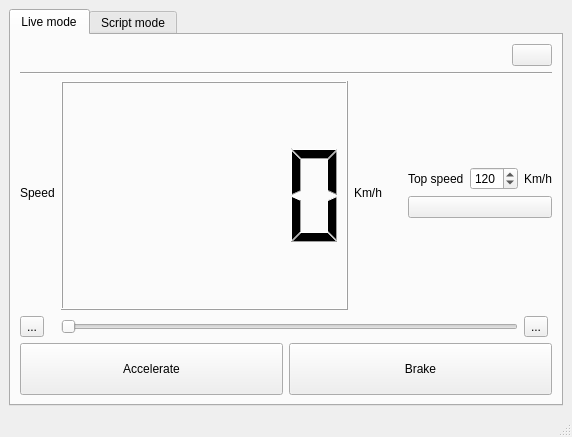
Qt form Main_window.ui (suchinton/AGL-Kuksa.val-Visualiser) before a commit.
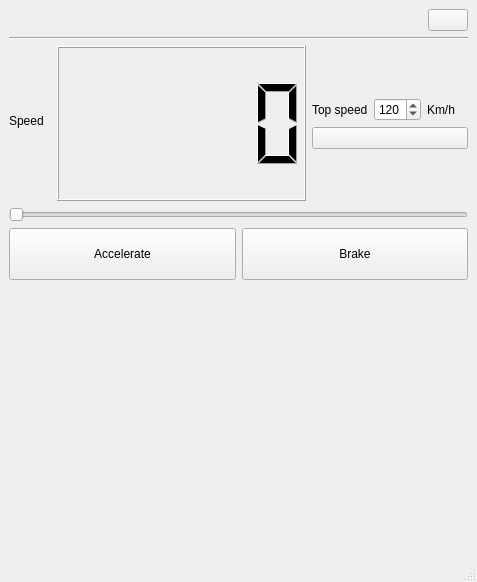
The same form after that commit. Icons and pictures are not drawn.

```diff
--- a/Main_window.ui
+++ b/Main_window.ui
@@ -6,8 +6,8 @@
    <rect>
     <x>0</x>
     <y>0</y>
-    <width>572</width>
-    <height>437</height>
+    <width>477</width>
+    <height>582</height>
    </rect>
   </property>
   <property name="windowTitle">
@@ -26,22 +26,6 @@
    <property name="autoFillBackground">
     <bool>false</bool>
    </property>
-   <layout class="QGridLayout" name="gridLayout">
-    <item row="1" column="0">
-     <widget class="QTabWidget" name="Tab">
-      <property name="autoFillBackground">
-       <bool>false</bool>
-      </property>
-      <property name="tabShape">
-       <enum>QTabWidget::Rounded</enum>
-      </property>
-      <property name="currentIndex">
-       <number>0</number>
-      </property>
-      <widget class="QWidget" name="Live_tab">
-       <attribute name="title">
-        <string>Live mode</string>
-       </attribute>
        <layout class="QVBoxLayout" name="verticalLayout_2">
         <item>
          <layout class="QVBoxLayout" name="verticalLayout">
@@ -91,7 +75,20 @@
           </item>
           <item>
            <layout class="QGridLayout" name="gridLayout_2">
-            <item row="1" column="9">
+        <item row="0" column="1" rowspan="5" colspan="6">
+         <widget class="QLCDNumber" name="Speed_monitor">
+          <property name="frameShadow">
+           <enum>QFrame::Raised</enum>
+          </property>
+          <property name="smallDecimalPoint">
+           <bool>false</bool>
+          </property>
+          <property name="segmentStyle">
+           <enum>QLCDNumber::Filled</enum>
+          </property>
+         </widget>
+        </item>
+        <item row="1" column="8">
              <widget class="QSpinBox" name="Top_speed_input">
               <property name="minimum">
                <number>0</number>
@@ -104,63 +101,21 @@
               </property>
              </widget>
             </item>
-            <item row="6" column="1" colspan="9">
-             <widget class="QSlider" name="Speed_slider">
-              <property name="orientation">
-               <enum>Qt::Horizontal</enum>
-              </property>
-             </widget>
-            </item>
-            <item row="6" column="0">
-             <widget class="QToolButton" name="Decrease_speed">
+        <item row="1" column="9">
+         <widget class="QLabel" name="label_4">
               <property name="text">
-               <string>...</string>
-              </property>
-              <property name="icon">
-               <iconset>
-                <normaloff>assets/left-symbolic.svg</normaloff>assets/left-symbolic.svg</iconset>
+           <string>Km/h</string>
               </property>
              </widget>
             </item>
-            <item row="1" column="8">
+        <item row="1" column="7">
              <widget class="QLabel" name="label">
               <property name="text">
                <string>Top speed</string>
               </property>
              </widget>
             </item>
-            <item row="1" column="10">
-             <widget class="QLabel" name="label_4">
-              <property name="text">
-               <string>Km/h</string>
-              </property>
-             </widget>
-            </item>
-            <item row="6" column="10">
-             <widget class="QToolButton" name="Increase_speed">
-              <property name="text">
-               <string>...</string>
-              </property>
-              <property name="icon">
-               <iconset>
-                <normaloff>assets/right-symbolic.svg</normaloff>assets/right-symbolic.svg</iconset>
-              </property>
-             </widget>
-            </item>
-            <item row="4" column="8" colspan="3">
-             <spacer name="verticalSpacer">
-              <property name="orientation">
-               <enum>Qt::Vertical</enum>
-              </property>
-              <property name="sizeHint" stdset="0">
-               <size>
-                <width>20</width>
-                <height>40</height>
-               </size>
-              </property>
-             </spacer>
-            </item>
-            <item row="0" column="9">
+        <item row="0" column="8">
              <spacer name="verticalSpacer_2">
               <property name="orientation">
                <enum>Qt::Vertical</enum>
@@ -173,34 +128,20 @@
               </property>
              </spacer>
             </item>
-            <item row="0" column="1" rowspan="6" colspan="6">
-             <widget class="QLCDNumber" name="Speed_monitor">
-              <property name="frameShadow">
-               <enum>QFrame::Raised</enum>
-              </property>
-              <property name="smallDecimalPoint">
-               <bool>false</bool>
-              </property>
-              <property name="segmentStyle">
-               <enum>QLCDNumber::Filled</enum>
-              </property>
-             </widget>
-            </item>
-            <item row="0" column="0" rowspan="5">
-             <widget class="QLabel" name="label_2">
-              <property name="text">
-               <string>Speed</string>
-              </property>
-             </widget>
-            </item>
-            <item row="0" column="7" rowspan="5">
-             <widget class="QLabel" name="label_3">
-              <property name="text">
-               <string>Km/h</string>
-              </property>
-             </widget>
-            </item>
-            <item row="2" column="8" colspan="3">
+        <item row="3" column="7" colspan="3">
+         <spacer name="verticalSpacer">
+          <property name="orientation">
+           <enum>Qt::Vertical</enum>
+          </property>
+          <property name="sizeHint" stdset="0">
+           <size>
+            <width>20</width>
+            <height>40</height>
+           </size>
+          </property>
+         </spacer>
+        </item>
+        <item row="2" column="7" colspan="3">
              <widget class="QPushButton" name="Accept_Top_speed">
               <property name="text">
                <string/>
@@ -211,8 +152,22 @@
               </property>
              </widget>
             </item>
-           </layout>
-          </item>
+        <item row="0" column="0" rowspan="4">
+         <widget class="QLabel" name="label_2">
+          <property name="text">
+           <string>Speed</string>
+          </property>
+         </widget>
+        </item>
+       </layout>
+      </item>
+      <item>
+       <widget class="QSlider" name="Speed_slider">
+        <property name="orientation">
+         <enum>Qt::Horizontal</enum>
+        </property>
+       </widget>
+      </item>
           <item>
            <layout class="QHBoxLayout" name="horizontalLayout_2">
             <item>
@@ -259,43 +214,18 @@
           </item>
          </layout>
         </item>
-       </layout>
-      </widget>
-      <widget class="QWidget" name="Script_tab">
-       <property name="accessibleName">
-        <string/>
-       </property>
-       <attribute name="title">
-        <string>Script mode</string>
-       </attribute>
-       <layout class="QHBoxLayout" name="horizontalLayout">
         <item>
-         <layout class="QGridLayout" name="gridLayout_3">
-          <item row="0" column="0">
-           <widget class="QLineEdit" name="lineEdit"/>
-          </item>
-          <item row="0" column="1">
-           <widget class="QPushButton" name="pushButton">
-            <property name="text">
-             <string>PushButton</string>
-            </property>
-           </widget>
-          </item>
-          <item row="2" column="1">
-           <widget class="QDialogButtonBox" name="buttonBox">
-            <property name="standardButtons">
-             <set>QDialogButtonBox::Cancel|QDialogButtonBox::Ok</set>
-            </property>
-           </widget>
-          </item>
-          <item row="1" column="0" colspan="2">
-           <widget class="QPlainTextEdit" name="plainTextEdit"/>
-          </item>
-         </layout>
-        </item>
-       </layout>
-      </widget>
-     </widget>
+     <spacer name="verticalSpacer_3">
+      <property name="orientation">
+       <enum>Qt::Vertical</enum>
+      </property>
+      <property name="sizeHint" stdset="0">
+       <size>
+        <width>20</width>
+        <height>40</height>
+       </size>
+      </property>
+     </spacer>
     </item>
    </layout>
   </widget>
```
Left out of the diff: 2 changed lines with no effect on the pictures. Lines whose indentation alone changed are shown as unchanged.
